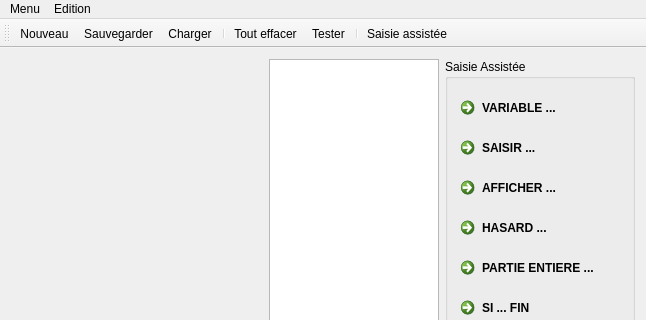
This is fenprincipale.ui in suzizecat/algocreator as Qt 5 draws it before an edit; both pictures show x 0 to 646 and y 0 to 320 of the 646 by 485 pixel window. The edited form follows.
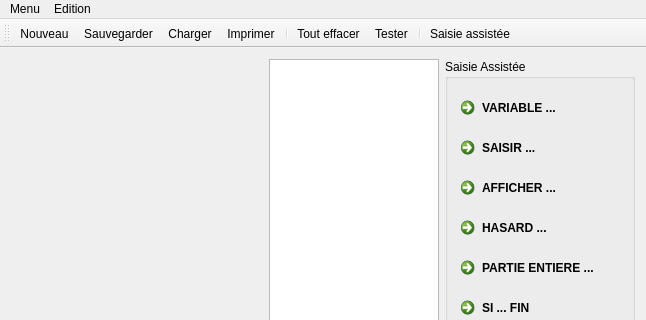
This is the edited form. Icons and pictures are not drawn. Custom widgets are drawn as their Qt base class.

Commit message: Ajout de la fonction d'impression

```diff
--- a/fenprincipale.ui
+++ b/fenprincipale.ui
@@ -7,7 +7,7 @@
     <x>0</x>
     <y>0</y>
     <width>646</width>
-    <height>437</height>
+    <height>444</height>
    </rect>
   </property>
   <property name="windowTitle">
@@ -202,6 +202,7 @@
    <addaction name="actionNouveau"/>
    <addaction name="actionSauvegarder"/>
    <addaction name="actionCharger"/>
+   <addaction name="actionImprimer"/>
    <addaction name="separator"/>
    <addaction name="actionToutEffacer"/>
    <addaction name="actionTester"/>
@@ -311,6 +312,15 @@
     <string>Saisie assistée</string>
    </property>
   </action>
+  <action name="actionImprimer">
+   <property name="icon">
+    <iconset resource="ressources.qrc">
+     <normaloff>:/images/imprimer</normaloff>:/images/imprimer</iconset>
+   </property>
+   <property name="text">
+    <string>Imprimer</string>
+   </property>
+  </action>
  </widget>
  <layoutdefault spacing="6" margin="11"/>
  <customwidgets>
```
Left out of the diff: 1 changed line with no effect on the pictures.
